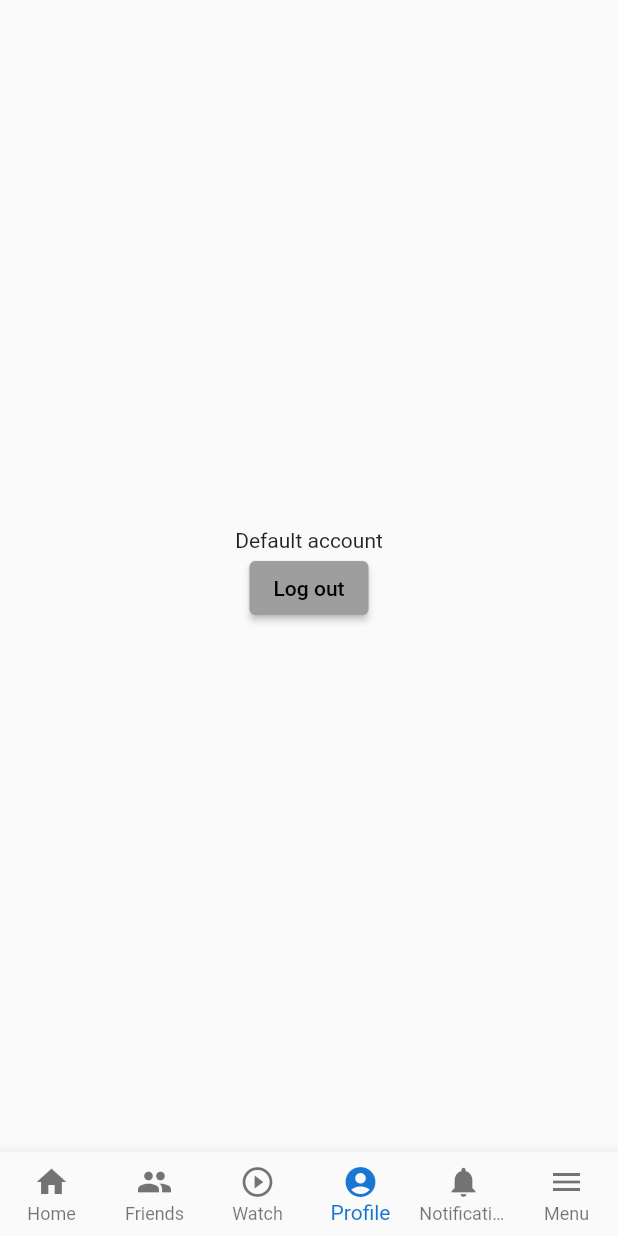
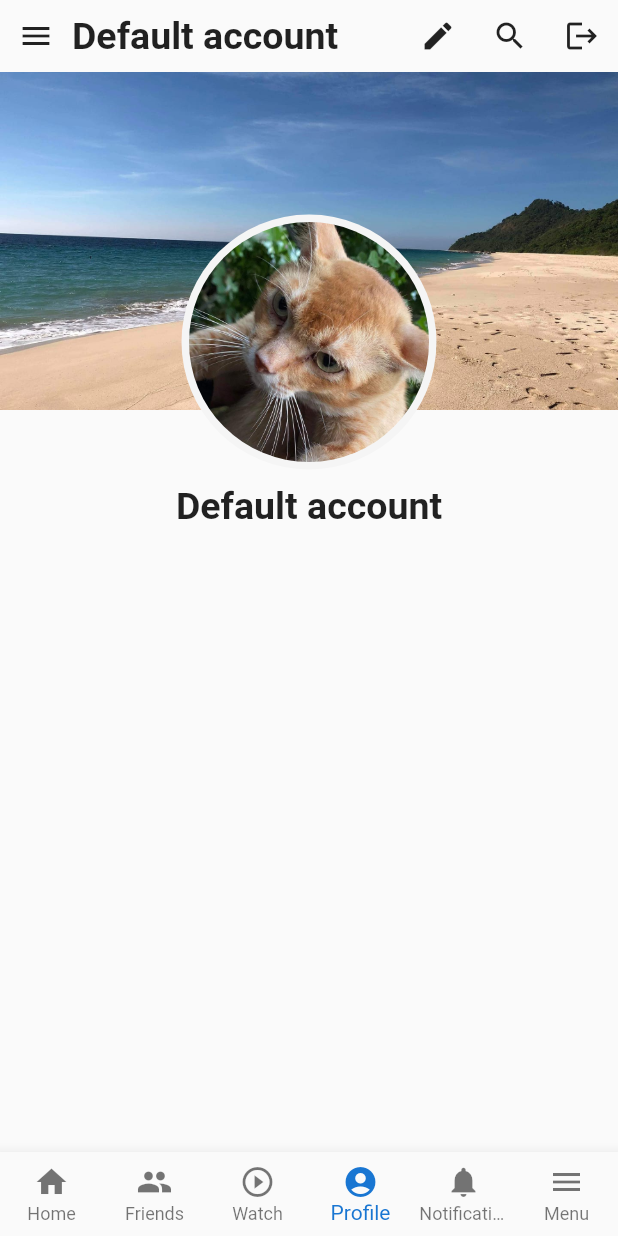
Before and after one commit to JHenry2019/facebook_clone, a Flutter app: the BasePage screen opened directly, item 4 of the bottom bar chosen, on a phone screen of 412 x 824 dp. Run offline on Flutter 3.47's test engine with Material 2 defaults, Android fonts, the phone set to English and light mode, and no system bars; our stand-ins replace sqflite; accounts and stored records are empty.

Commit message:
Add cover photo template, profile template

```diff
--- a/lib/components/circular_profile.dart
+++ b/lib/components/circular_profile.dart
@@ -1,13 +1,20 @@
 import 'package:flutter/material.dart';
 
 class CircularProfile extends StatelessWidget {
-  const CircularProfile({super.key});
+  const CircularProfile({super.key, required this.radius});
+
+  final double radius;
 
   @override
   Widget build(BuildContext context) {
-    return const CircleAvatar(
-      radius: 20,
-      backgroundColor: Colors.red,
+    return CircleAvatar(
+      radius: radius + 5,
+      child: CircleAvatar(
+        radius: radius,
+        backgroundImage: const AssetImage(
+          'assets/profile_sample.jpg',
+        ),
+      ),
     );
   }
 }
--- a/lib/components/post_card.dart
+++ b/lib/components/post_card.dart
@@ -61,7 +61,9 @@ class _PostCardState extends State<PostCard> {
                         padding: const EdgeInsets.all(5),
                         child: Row(
                           children: [
-                            const CircularProfile(),
+                            const CircularProfile(
+                              radius: 18,
+                            ),
                             const SizedBox(
                               width: 4,
                             ),
--- a/lib/pages/log_in_page.dart
+++ b/lib/pages/log_in_page.dart
@@ -90,6 +90,7 @@ class LogInPage extends StatelessWidget {
             ),
             TextButton(
               onPressed: () {
+                formKey.currentState?.reset();
                 Navigator.of(context).push(MaterialPageRoute(
                     builder: (context) => const SignUpPage()));
               },
--- a/lib/pages/profile_page.dart
+++ b/lib/pages/profile_page.dart
@@ -1,3 +1,4 @@
+import 'package:facebook_clone/components/circular_profile.dart';
 import 'package:facebook_clone/utils/user_manager.dart';
 import 'package:flutter/material.dart';
 import 'package:provider/provider.dart';
@@ -9,16 +10,67 @@ class ProfilePage extends StatelessWidget {
   Widget build(BuildContext context) {
     return Consumer<UserManager>(
       builder: ((context, userManager, child) {
-        return Center(
+        return SafeArea(
           child: Column(
-            mainAxisAlignment: MainAxisAlignment.center,
             children: [
-              Text(userManager.currentUser.profileName),
-              ElevatedButton(
-                onPressed: () {
-                  userManager.logOutUser();
-                },
-                child: const Text('Log out'),
+              Row(
+                children: [
+                  IconButton(
+                    onPressed: () {},
+                    icon: const Icon(Icons.menu),
+                  ),
+                  Expanded(
+                    child: Text(
+                      userManager.currentUser.profileName,
+                      style: const TextStyle(
+                        fontSize: 25,
+                        fontWeight: FontWeight.bold,
+                      ),
+                    ),
+                  ),
+                  IconButton(
+                    onPressed: () {},
+                    icon: const Icon(Icons.edit),
+                  ),
+                  IconButton(
+                    onPressed: () {},
+                    icon: const Icon(Icons.search),
+                  ),
+                  IconButton(
+                    onPressed: () {
+                      userManager.logOutUser();
+                    },
+                    icon: const Icon(Icons.logout),
+                  ),
+                ],
+              ),
+              Stack(
+                alignment: Alignment.bottomCenter,
+                clipBehavior: Clip.none,
+                children: [
+                  Image.asset(
+                    'assets/cover_photo_example.jpg',
+                    fit: BoxFit.cover,
+                    width: double.infinity,
+                    height: 225,
+                  ),
+                  const Positioned(
+                    bottom: -40,
+                    child: CircularProfile(
+                      radius: 80,
+                    ),
+                  ),
+                ],
+              ),
+              const SizedBox(
+                height: 50,
+              ),
+              Text(
+                userManager.currentUser.profileName,
+                style: const TextStyle(
+                  fontWeight: FontWeight.bold,
+                  fontSize: 25,
+                ),
               ),
             ],
           ),
--- a/pubspec.yaml
+++ b/pubspec.yaml
@@ -55,9 +55,8 @@ flutter:
   # the material Icons class.
   uses-material-design: true
   # To add assets to your application, add an assets section, like this:
-  # assets:
-  #   - images/a_dot_burr.jpeg
-  #   - images/a_dot_ham.jpeg
+  assets:
+    - assets/
   # An image asset can refer to one or more resolution-specific "variants", see
   # https://flutter.dev/assets-and-images/#resolution-aware
   # For details regarding adding assets from package dependencies, see
```
Also changed, not shown: assets/cover_photo_example.jpg (added), assets/profile_sample.jpg (added).
